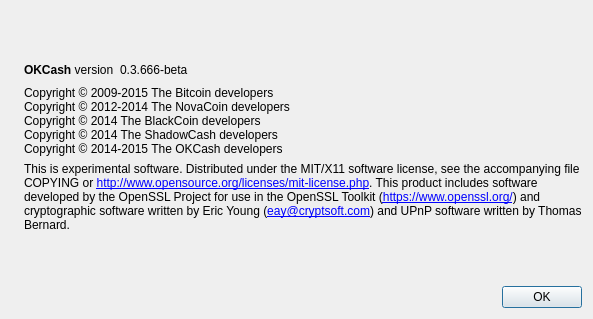
Before: the Qt Designer form src/qt/forms/aboutdialog.ui in okcashpro/okcash-oldsrc-history, drawn with Qt 5.
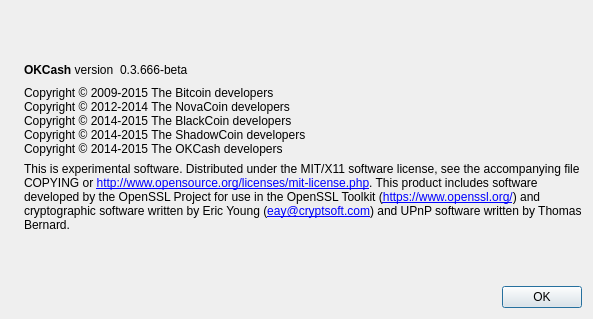
After: the same form once the commit is applied. Icons and pictures are not drawn.

Patch:
```diff
--- a/src/qt/forms/aboutdialog.ui
+++ b/src/qt/forms/aboutdialog.ui
@@ -93,8 +93,8 @@
        <property name="text">
         <string>Copyright © 2009-2015 The Bitcoin developers
 Copyright © 2012-2014 The NovaCoin developers
-Copyright © 2014 The BlackCoin developers
-Copyright © 2014 The ShadowCash developers
+Copyright © 2014-2015 The BlackCoin developers
+Copyright © 2014-2015 The ShadowCoin developers 
 Copyright © 2014-2015 The OKCash developers</string>
        </property>
        <property name="textInteractionFlags">
```
